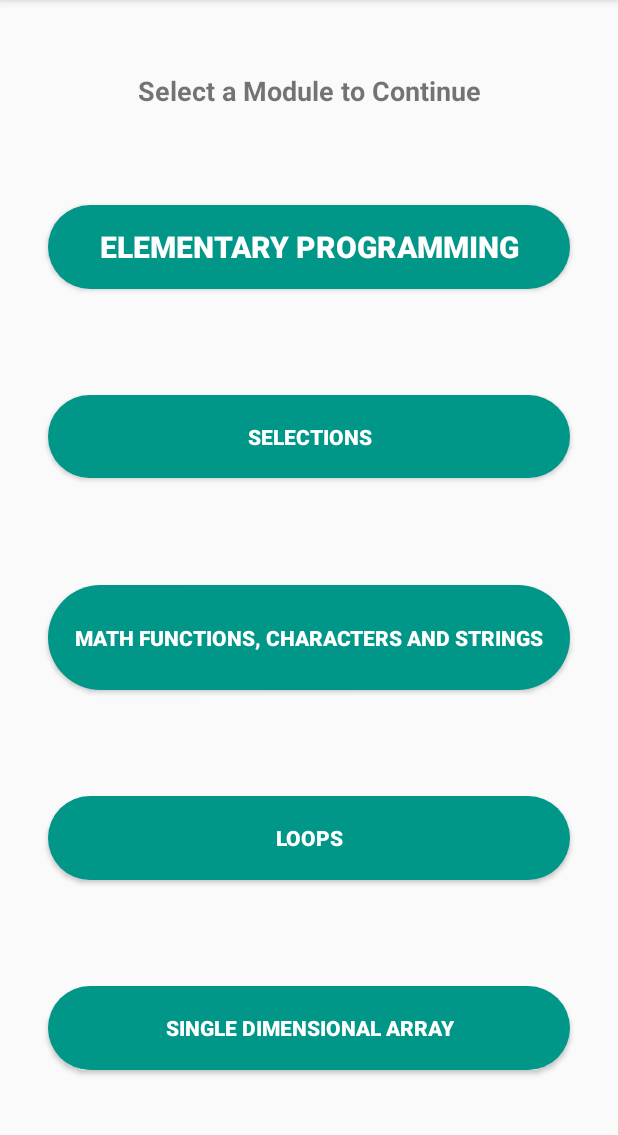
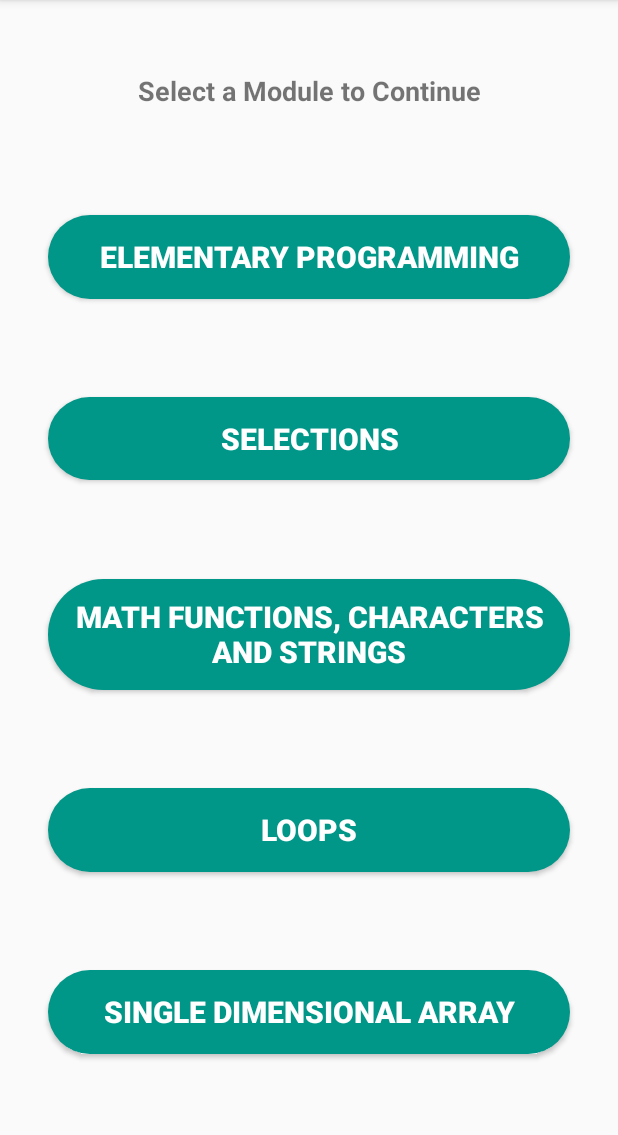
Before and after one commit to SirDavid94/CodeYourWay, an Android app: the HomeActivity screen opened directly, with no data from a screen before it, on a phone screen of 412 x 824 dp, the part 84-1219 px from its top. Run offline under Robolectric (Android 15) with nearby library versions, the phone set to English and light mode, and no system bars.

Commit message:
Configured Button display to show answers in Natural text.

```diff
--- a/app/build.gradle
+++ b/app/build.gradle
@@ -36,6 +36,7 @@ dependencies {
     implementation 'com.google.firebase:firebase-database:16.1.0'
     implementation 'com.google.firebase:firebase-core:16.0.7'
     implementation 'com.google.firebase:firebase-database:16.0.6'
+    androidTestImplementation 'com.android.support.test:rules:1.0.2'
 
 
 }
--- a/app/src/main/AndroidManifest.xml
+++ b/app/src/main/AndroidManifest.xml
@@ -1,7 +1,6 @@
 <?xml version="1.0" encoding="utf-8"?>
 <manifest xmlns:android="http://schemas.android.com/apk/res/android"
     package="vcu.cmsc355.codeyourway">
-
     <application
         android:allowBackup="true"
         android:icon="@mipmap/ic_launcher"
@@ -32,7 +31,6 @@
         <activity android:name=".SplashActivity">
             <intent-filter>
                 <action android:name="android.intent.action.MAIN" />
-
                 <category android:name="android.intent.category.LAUNCHER" />
             </intent-filter>
         </activity>
--- a/app/src/main/res/layout/activity_home.xml
+++ b/app/src/main/res/layout/activity_home.xml
@@ -33,7 +33,7 @@
         android:layout_marginTop="16dp"
         android:layout_marginEnd="31dp"
         android:layout_marginRight="31dp"
-        android:layout_marginBottom="16dp"
+        android:layout_marginBottom="10dp"
         android:background="@drawable/rounded_button"
         android:text="@string/elementary_programming"
         android:textColor="#FFF"
@@ -50,14 +50,15 @@
         android:layout_height="55dp"
         android:layout_marginStart="31dp"
         android:layout_marginLeft="31dp"
-        android:layout_marginTop="16dp"
+        android:layout_marginTop="10dp"
         android:layout_marginEnd="31dp"
         android:layout_marginRight="31dp"
-        android:layout_marginBottom="16dp"
+        android:layout_marginBottom="10dp"
         android:background="@drawable/rounded_button"
         android:text="@string/selections"
         android:textColor="#FFF"
         android:textStyle="bold"
+        android:textSize="20dp"
         app:layout_constraintBottom_toTopOf="@+id/MathFunc"
         app:layout_constraintEnd_toEndOf="parent"
         app:layout_constraintStart_toStartOf="parent"
@@ -66,17 +67,18 @@
     <Button
         android:id="@+id/MathFunc"
         android:layout_width="348dp"
-        android:layout_height="70dp"
+        android:layout_height="74dp"
         android:layout_marginStart="31dp"
         android:layout_marginLeft="31dp"
-        android:layout_marginTop="16dp"
+        android:layout_marginTop="10dp"
         android:layout_marginEnd="31dp"
         android:layout_marginRight="31dp"
-        android:layout_marginBottom="16dp"
+        android:layout_marginBottom="10dp"
         android:background="@drawable/rounded_button"
         android:text="MATH FUNCTIONS, CHARACTERS AND STRINGS"
         android:textColor="#FFF"
         android:textStyle="bold"
+        android:textSize="20dp"
         app:layout_constraintBottom_toTopOf="@+id/Loops"
         app:layout_constraintEnd_toEndOf="parent"
         app:layout_constraintStart_toStartOf="parent"
@@ -88,14 +90,15 @@
         android:layout_height="56dp"
         android:layout_marginStart="31dp"
         android:layout_marginLeft="31dp"
-        android:layout_marginTop="16dp"
+        android:layout_marginTop="10dp"
         android:layout_marginEnd="31dp"
         android:layout_marginRight="31dp"
-        android:layout_marginBottom="16dp"
+        android:layout_marginBottom="10dp"
         android:background="@drawable/rounded_button"
         android:text="loops"
         android:textColor="#FFF"
         android:textStyle="bold"
+        android:textSize="20dp"
         app:layout_constraintBottom_toTopOf="@+id/SingleDimArray"
         app:layout_constraintEnd_toEndOf="parent"
         app:layout_constraintStart_toStartOf="parent"
@@ -107,14 +110,15 @@
         android:layout_height="56dp"
         android:layout_marginStart="31dp"
         android:layout_marginLeft="31dp"
-        android:layout_marginTop="16dp"
+        android:layout_marginTop="10dp"
         android:layout_marginEnd="31dp"
         android:layout_marginRight="31dp"
-        android:layout_marginBottom="16dp"
+        android:layout_marginBottom="20dp"
         android:background="@drawable/rounded_button"
         android:text="Single Dimensional Array"
         android:textColor="#FFF"
         android:textStyle="bold"
+        android:textSize="20dp"
         app:layout_constraintBottom_toBottomOf="parent"
         app:layout_constraintEnd_toEndOf="parent"
         app:layout_constraintStart_toStartOf="parent"
```
Also changed, not shown: app/src/main/res/layout/activity_game_play.xml (+12 -0 lines).
